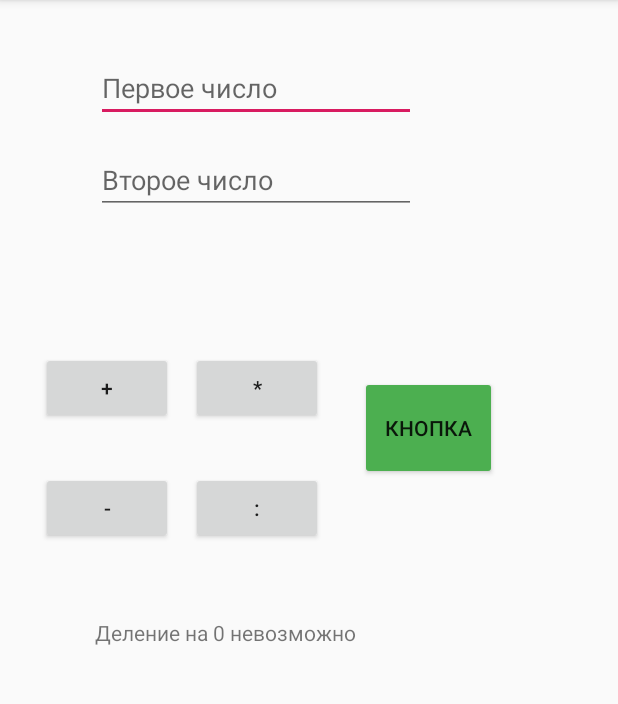
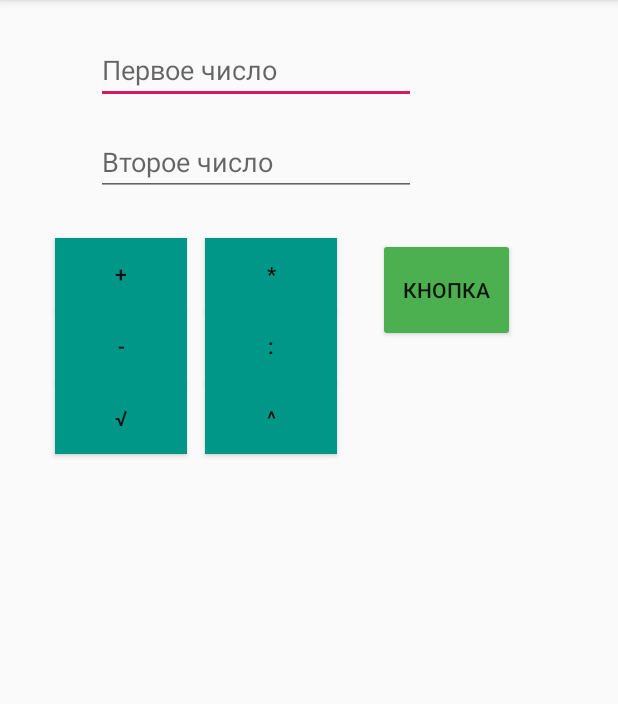
Before and after one commit to Ph4nt0m3r/Calculator, an Android app: the screen it shows after launch (MainActivity), after a tap on an icon or button, on a phone screen of 412 x 824 dp, the part 84-788 px from its top. Run offline under Robolectric (Android 15) with nearby library versions, the phone set to English and light mode, and no system bars.

Commit message:
Sqrt and exp
Добавил вычисление корня и возведение в степень.

```diff
--- a/app/src/main/java/ru/phantomer/calculator/MainActivity.java
+++ b/app/src/main/java/ru/phantomer/calculator/MainActivity.java
@@ -9,55 +9,66 @@ import android.widget.TextView;
 
 public class MainActivity extends AppCompatActivity {
 
+    private EditText firstInput;
+    private  EditText secondInput;
+    private TextView output;
+
     @Override
     protected void onCreate(Bundle savedInstanceState) {
         super.onCreate(savedInstanceState);
         setContentView(R.layout.activity_main);
+
+        firstInput = findViewById(R.id.editText);
+        secondInput = findViewById(R.id.editText2);
+        output = findViewById(R.id.textView);
     }
 
 
     public void minus(View view) {
-        EditText firstInput = findViewById(R.id.editText);
-        EditText secondInput = findViewById(R.id.editText2);
-        TextView output = findViewById(R.id.textView);
-
-        output.setText((Integer.parseInt(firstInput.getText().toString()) - Integer.parseInt(secondInput.getText().toString())) + "");
-
-
+        if (firstInput.getText().toString().isEmpty() || secondInput.getText().toString().isEmpty())
+            return;
+        output.setText((Double.parseDouble(firstInput.getText().toString()) - Double.parseDouble(secondInput.getText().toString())) + "");
     }
 
     public void plus(View view) {
-        EditText firstInput = findViewById(R.id.editText);
-        EditText secondInput = findViewById(R.id.editText2);
-        TextView output = findViewById(R.id.textView);
-
-        output.setText((Integer.parseInt(firstInput.getText().toString()) + Integer.parseInt(secondInput.getText().toString())) + "");
-
-
+        if (firstInput.getText().toString().isEmpty() || secondInput.getText().toString().isEmpty())
+            return;
+        output.setText((Double.parseDouble(firstInput.getText().toString()) + Double.parseDouble(secondInput.getText().toString())) + "");
     }
 
     public void multiplication(View view) {
-        EditText firstInput = findViewById(R.id.editText);
-        EditText secondInput = findViewById(R.id.editText2);
-        TextView output = findViewById(R.id.textView);
-
-        output.setText((Integer.parseInt(firstInput.getText().toString()) * Integer.parseInt(secondInput.getText().toString())) + "");
-
-
+        if (firstInput.getText().toString().isEmpty() || secondInput.getText().toString().isEmpty())
+            return;
+        output.setText((Double.parseDouble(firstInput.getText().toString()) * Double.parseDouble(secondInput.getText().toString())) + "");
     }
 
-    public void calculate(View view) {
-        EditText firstInput = findViewById(R.id.editText);
-        EditText secondInput = findViewById(R.id.editText2);
-        TextView output = findViewById(R.id.textView);
-
-        int x = Integer.parseInt(secondInput.getText().toString());
+    public void divide(View view) {
+        if (firstInput.getText().toString().isEmpty() || secondInput.getText().toString().isEmpty())
+            return;
+        double x = Double.parseDouble(secondInput.getText().toString());
         if (x == 0)
             output.setText("Деление на 0 невозможно");
         else
-            output.setText((Integer.parseInt(firstInput.getText().toString()) / x) + "");
-
-
+            output.setText((Double.parseDouble(firstInput.getText().toString()) / x) + "");
     }
 
+    public void sqrt(View view) {
+        if (firstInput.getText().toString().isEmpty() || secondInput.getText().toString().equals("0") || Double.parseDouble(firstInput.getText().toString()) < 1) {
+            output.setText("Данные неверны");
+            return;
+        } else if (secondInput.getText().toString().isEmpty())
+            output.setText(Math.sqrt(Double.parseDouble(firstInput.getText().toString())) + "");
+
+        else
+            output.setText(Math.pow(Double.parseDouble(firstInput.getText().toString()), (1 / Double.parseDouble(secondInput.getText().toString()))) + "");
+    }
+
+    public void exp(View view) {
+        if (firstInput.getText().toString().isEmpty() || secondInput.getText().toString().isEmpty())
+            return;
+        else if (secondInput.getText().toString().isEmpty() || secondInput.getText().toString().equals("0"))
+            output.setText(Math.pow(Double.parseDouble(firstInput.getText().toString()), 2) + "");
+        else
+            output.setText(Math.pow(Double.parseDouble(firstInput.getText().toString()), Double.parseDouble(secondInput.getText().toString())) + "");
+    }
 }
--- a/app/src/main/res/layout/activity_main.xml
+++ b/app/src/main/res/layout/activity_main.xml
@@ -10,8 +10,8 @@
         android:id="@+id/button"
         android:layout_width="91dp"
         android:layout_height="69dp"
-        android:layout_marginStart="176dp"
-        android:layout_marginTop="108dp"
+        android:layout_marginStart="188dp"
+        android:layout_marginTop="28dp"
         android:backgroundTint="#4CAF50"
         android:text="Кнопка"
         app:layout_constraintStart_toStartOf="@+id/editText2"
@@ -21,8 +21,8 @@
         android:id="@+id/textView"
         android:layout_width="229dp"
         android:layout_height="124dp"
-        android:layout_marginStart="36dp"
-        android:layout_marginTop="92dp"
+        android:layout_marginStart="52dp"
+        android:layout_marginTop="100dp"
         app:layout_constraintStart_toStartOf="@+id/button3"
         app:layout_constraintTop_toBottomOf="@+id/button" />
 
@@ -31,7 +31,7 @@
         android:layout_width="wrap_content"
         android:layout_height="wrap_content"
         android:layout_marginStart="64dp"
-        android:layout_marginTop="36dp"
+        android:layout_marginTop="24dp"
         android:ems="10"
         android:hint="Первое число"
         android:inputType="numberSigned|number|numberDecimal"
@@ -53,7 +53,7 @@
         android:id="@+id/button3"
         android:layout_width="wrap_content"
         android:layout_height="wrap_content"
-        android:layout_marginTop="32dp"
+        android:background="#009688"
         android:onClick="minus"
         android:text="-"
         app:layout_constraintEnd_toStartOf="@+id/button5"
@@ -65,8 +65,9 @@
         android:id="@+id/button2"
         android:layout_width="wrap_content"
         android:layout_height="wrap_content"
-        android:layout_marginTop="92dp"
+        android:layout_marginTop="28dp"
         android:layout_marginEnd="12dp"
+        android:background="#009688"
         android:onClick="plus"
         android:text="+"
         app:layout_constraintEnd_toStartOf="@+id/button4"
@@ -78,8 +79,8 @@
         android:id="@+id/button5"
         android:layout_width="wrap_content"
         android:layout_height="wrap_content"
-        android:layout_marginTop="32dp"
-        android:onClick="calculate"
+        android:background="#009688"
+        android:onClick="divide"
         android:text=":"
         app:layout_constraintEnd_toStartOf="@+id/button"
         app:layout_constraintHorizontal_bias="0.0"
@@ -90,13 +91,38 @@
         android:id="@+id/button4"
         android:layout_width="wrap_content"
         android:layout_height="wrap_content"
-        android:layout_marginTop="92dp"
+        android:layout_marginTop="28dp"
         android:layout_marginEnd="12dp"
+        android:background="#009688"
         android:onClick="multiplication"
         android:text="*"
         app:layout_constraintEnd_toStartOf="@+id/button"
-        app:layout_constraintHorizontal_bias="0.829"
+        app:layout_constraintHorizontal_bias="0.826"
         app:layout_constraintStart_toStartOf="@+id/editText2"
         app:layout_constraintTop_toBottomOf="@+id/editText2" />
 
+    <Button
+        android:id="@+id/button6"
+        android:layout_width="wrap_content"
+        android:layout_height="wrap_content"
+        android:background="#009688"
+        android:onClick="sqrt"
+        android:text="√"
+        app:layout_constraintEnd_toEndOf="@+id/button3"
+        app:layout_constraintHorizontal_bias="0.0"
+        app:layout_constraintStart_toStartOf="@+id/button3"
+        app:layout_constraintTop_toBottomOf="@+id/button3" />
+
+    <Button
+        android:id="@+id/button7"
+        android:layout_width="wrap_content"
+        android:layout_height="wrap_content"
+        android:background="#009688"
+        android:onClick="exp"
+        android:text="^"
+        app:layout_constraintEnd_toEndOf="@+id/button5"
+        app:layout_constraintHorizontal_bias="0.0"
+        app:layout_constraintStart_toStartOf="@+id/button5"
+        app:layout_constraintTop_toBottomOf="@+id/button5" />
+
 </androidx.constraintlayout.widget.ConstraintLayout>
```
